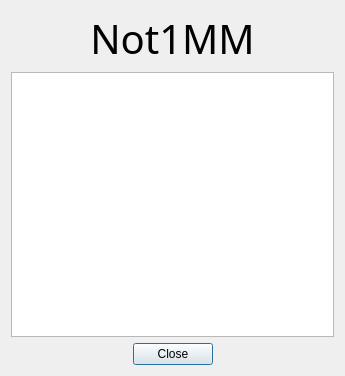
First picture: the form in not1mm/data/about.ui, repository mbridak/not1mm, before the edit.
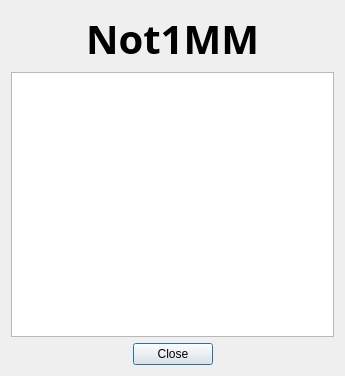
Second picture: the form after the edit.

Commit message: @mbridak Add font weight property to UI files for consistency

```diff
--- a/not1mm/data/about.ui
+++ b/not1mm/data/about.ui
@@ -19,6 +19,7 @@
      <property name="font">
       <font>
        <family>JetBrains Mono</family>
+       <weight>100</weight>
        <pointsize>30</pointsize>
       </font>
      </property>
```
The commit also changes 14 other files.
